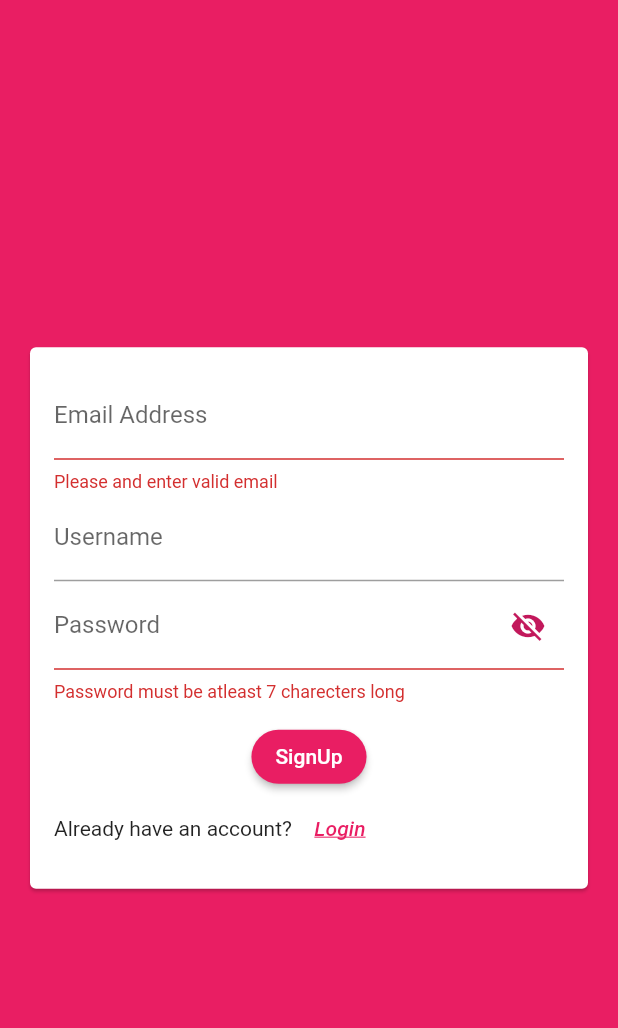
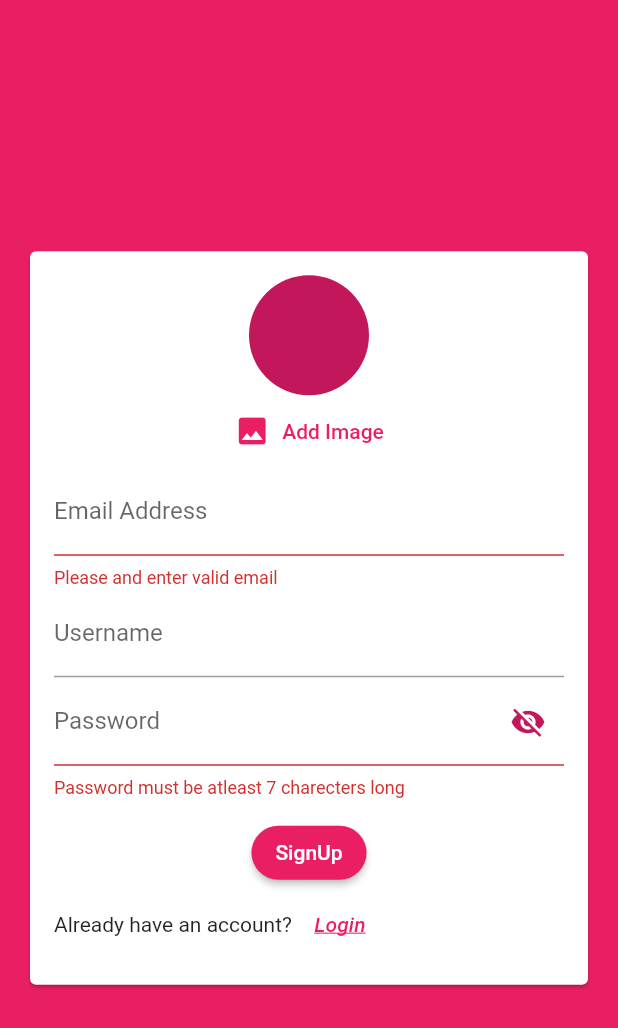
Before and after one commit to amjadhck/chat_me_up, a Flutter app: the screen it shows after launch, after a tap on "Login", after a tap on "SignUp", on a phone screen of 412 x 824 dp. Shown: the top 1028 px of the screen. Run offline on Flutter 3.47's test engine with Material 2 defaults, Android fonts, the light colour scheme and no system bars; our stand-ins replace cloud_firestore, firebase_auth, firebase_core, firebase_storage, fluttertoast, image_picker; accounts and stored records are empty.

Commit message:
image picker and upload ti firebase storage

```diff
--- a/lib/screens/auth_screen.dart
+++ b/lib/screens/auth_screen.dart
@@ -1,11 +1,15 @@
 // ignore_for_file: avoid_print
+
+import 'dart:io';
 
 import 'package:chat_me_up/widgets/auth/auth_form.dart';
 import 'package:cloud_firestore/cloud_firestore.dart';
 import 'package:firebase_auth/firebase_auth.dart';
+import 'package:firebase_storage/firebase_storage.dart';
 import 'package:flutter/material.dart';
 import 'package:flutter/services.dart';
 import 'package:fluttertoast/fluttertoast.dart';
+import 'package:image_picker/image_picker.dart';
 
 class AuthScreen extends StatefulWidget {
   static const id = "/auth-screen";
@@ -22,6 +26,7 @@ class _AuthScreenState extends State<AuthScreen> {
     String email,
     String password,
     String username,
+    File? image,
     bool isLogin,
   ) async {
     UserCredential authResult;
@@ -34,8 +39,17 @@ class _AuthScreenState extends State<AuthScreen> {
             email: email, password: password);
       } else {
         authResult = await _auth.createUserWithEmailAndPassword(
-            email: email, password: password);
-      }
+          email: email,
+          password: password,
+        );
+
+        final ref = FirebaseStorage.instance
+            .ref()
+            .child('user_image')
+            .child(authResult.user!.uid + '.jpg');
+
+        await ref.putFile(image!);
+
         await FirebaseFirestore.instance
             .collection('users')
             .doc(authResult.user!.uid)
@@ -43,6 +57,7 @@ class _AuthScreenState extends State<AuthScreen> {
           'username': username,
           'email': email,
         });
+      }
       Fluttertoast.showToast(msg: "Success");
       //Navigator.of(context).pushNamed(ChatScreen.id);
     } on FirebaseAuthException catch (err) {
--- a/lib/widgets/auth/auth_form.dart
+++ b/lib/widgets/auth/auth_form.dart
@@ -1,13 +1,18 @@
 // ignore_for_file: unused_field
 
+import 'dart:io';
+
+import 'package:chat_me_up/widgets/pickers/user_image_picker.dart';
 import 'package:chat_me_up/widgets/sizedbox_dynamic.dart';
 import 'package:flutter/material.dart';
+import 'package:image_picker/image_picker.dart';
 
 class AuthForm extends StatefulWidget {
   final void Function(
     String email,
     String password,
     String username,
+    File? image,
     bool isLogin,
   ) submitFn;
   bool isLoading;
@@ -25,16 +30,32 @@ class _AuthFormState extends State<AuthForm> {
   String _userEmail = '';
   String _userName = '';
   String _password = '';
+  File? _userImageFile;
+
+  void _pickedImage(File? image) {
+    _userImageFile = File(image!.path);
+  }
 
   void _trySubmit() {
     final isValid = _formKey.currentState!.validate();
     FocusScope.of(context).unfocus();
+    if (_userImageFile == null && !_isLogin) {
+      ScaffoldMessenger.of(context).showSnackBar(
+        SnackBar(
+          content: const Text("Please pick an image"),
+          backgroundColor: Theme.of(context).errorColor,
+          duration: const Duration(seconds: 1),
+        ),
+      );
+      return;
+    }
     if (isValid) {
       _formKey.currentState!.save();
       widget.submitFn(
         _userEmail.trim(),
         _password.trim(),
         _userName.trim(),
+        _userImageFile,
         _isLogin,
       );
     }
@@ -58,6 +79,7 @@ class _AuthFormState extends State<AuthForm> {
               child: Column(
                 mainAxisSize: MainAxisSize.min,
                 children: [
+                  if (!_isLogin) UserImagePicker(_pickedImage),
                   TextFormField(
                     key: const ValueKey('email'),
                     validator: (value) {
--- /dev/null
+++ b/lib/widgets/pickers/user_image_picker.dart
@@ -0,0 +1,66 @@
+import 'dart:io';
+
+import 'package:flutter/material.dart';
+import 'package:image_picker/image_picker.dart';
+
+class UserImagePicker extends StatefulWidget {
+  final void Function(File pickedImage) imagePickFn;
+
+  const UserImagePicker(this.imagePickFn);
+
+  @override
+  _ImagePickerState createState() => _ImagePickerState();
+}
+
+class _ImagePickerState extends State<UserImagePicker> {
+  File? _pickedImage;
+  void _pickImage() async {
+    final _picker = ImagePicker();
+    final File? image =
+        await _picker.pickImage(source: ImageSource.camera) as File;
+    setState(() {
+      _pickedImage = File(image!.path);
+    });
+    widget.imagePickFn(image!);
+  }
+
+  @override
+  Widget build(BuildContext context) {
+    return Column(
+      children: [
+        CircleAvatar(
+          radius: 40,
+          backgroundImage:
+              _pickedImage != null ? FileImage(File(_pickedImage!.path)) : null,
+        ),
+        TextButton.icon(
+          onPressed: _pickImage,
+          icon: const Icon(Icons.image),
+          label: const Text("Add Image"),
+        ),
+      ],
+    );
+  }
+}
+
+
+// Column(
+//       children: [
+//         InkWell(
+//           onTap: _pickImage,
+//           child: CircleAvatar(
+//             backgroundColor: Colors.black,
+//             radius: 40.0,
+//             child: CircleAvatar(
+//               radius: 38.0,
+//               child: ClipOval(
+//                 child: (_pickedImage == null)
+//                     ? const Icon(Icons.edit)
+//                     : Image.file(File(_pickedImage!.path)),
+//               ),
+//               backgroundColor: Colors.white,
+//             ),
+//           ),
+//         )
+//       ],
+//     );
--- a/pubspec.yaml
+++ b/pubspec.yaml
@@ -38,6 +38,9 @@ dependencies:
   firebase_core: ^1.10.0
   firebase_auth: ^3.2.0
   fluttertoast: ^8.0.8
+  image_picker: ^0.8.4+4
+  material_design_icons_flutter: ^5.0.6295
+  firebase_storage: ^10.1.0
 
 dev_dependencies:
   flutter_test:
```
Also changed, not shown: lib/widgets/chat/message_bubble.dart (+23 -7 lines), lib/widgets/chat/messages.dart (+9 -0 lines), lib/widgets/chat/new_message.dart (+7 -3 lines), pubspec.lock. Lines whose indentation alone changed are shown as unchanged.
